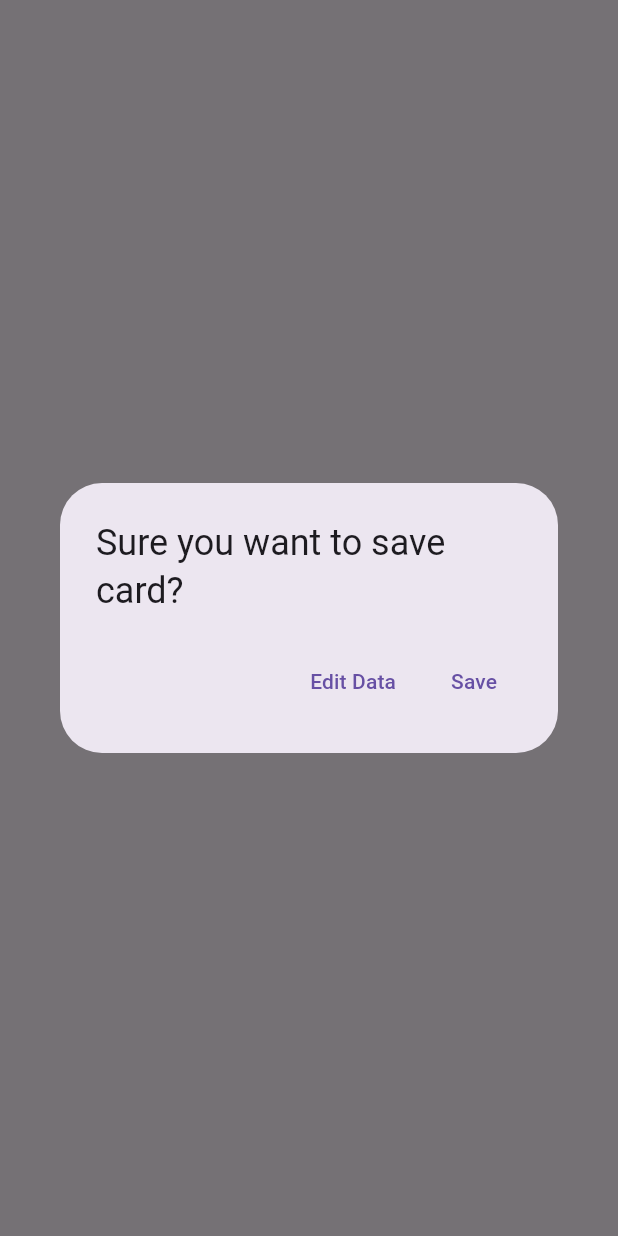
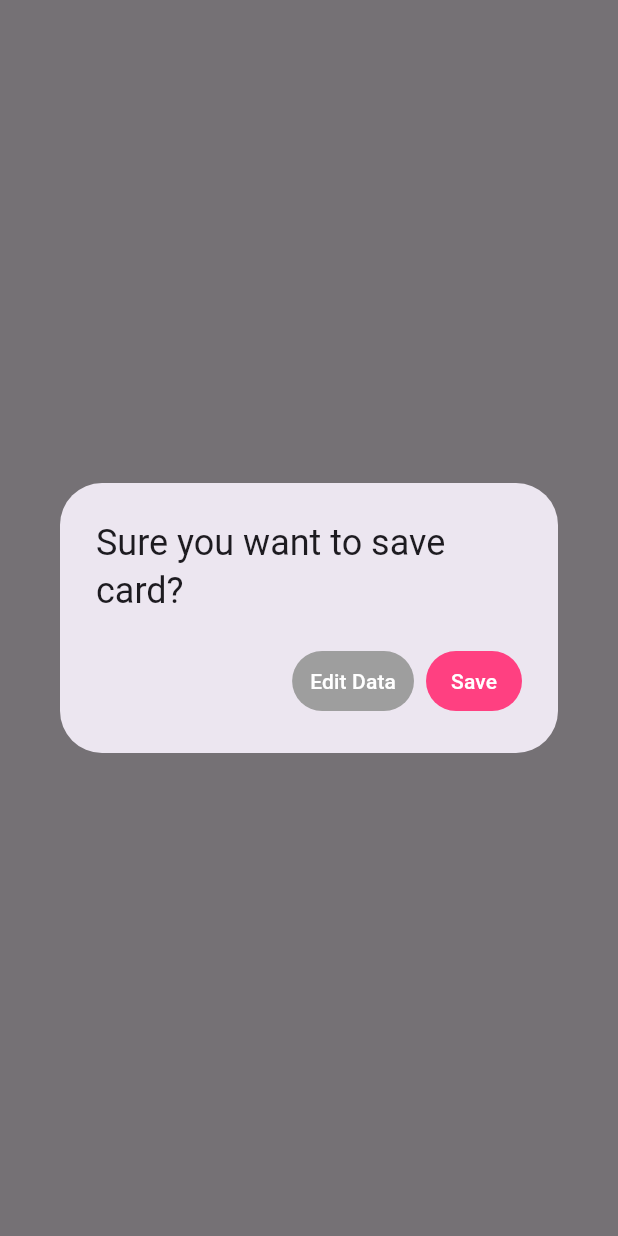
Before and after one commit to Rana-Mohsen/wedding_card, a Flutter app: what submitDialog() shows on an empty page, opened directly with empty values, on a phone screen of 412 x 824 dp. Run offline on Flutter 3.47's test engine with Material 3 defaults, Android fonts, the phone set to English and light mode, and no system bars; our stand-ins replace bloc, cloud_firestore, dartz, firebase_auth, firebase_core, flutter_bloc and 6 more; accounts and stored records are empty.

Commit message:
dialog buttons

```diff
--- a/lib/core/utils/functions/submit_dialog.dart
+++ b/lib/core/utils/functions/submit_dialog.dart
@@ -14,12 +14,20 @@ void submitDialog(
             onPressed: () {
               GoRouter.of(context).pop();
             },
+            style: buttonStyle(
+              textColor: Colors.white,
+              backgroundColor: Colors.grey,
+            ),
             child: const Text("Edit Data"),
           ),
           TextButton(
             onPressed: () {
               GoRouter.of(context).pop();
             },
+            style: buttonStyle(
+              textColor: Colors.white,
+              backgroundColor: Colors.pinkAccent,
+            ),
             child: const Text("Save"),
           ),
         ],
@@ -27,3 +35,14 @@ void submitDialog(
     },
   );
 }
+
+ButtonStyle buttonStyle(
+    {required Color? textColor, required Color? backgroundColor}) {
+  return ButtonStyle(
+    foregroundColor: MaterialStateProperty.all(textColor),
+    backgroundColor: MaterialStatePropertyAll(backgroundColor),
+    shape: MaterialStateProperty.all(
+      RoundedRectangleBorder(borderRadius: BorderRadius.circular(24)),
+    ),
+  );
+}
```
Also changed, not shown: lib/main.dart (+11 -2 lines).
